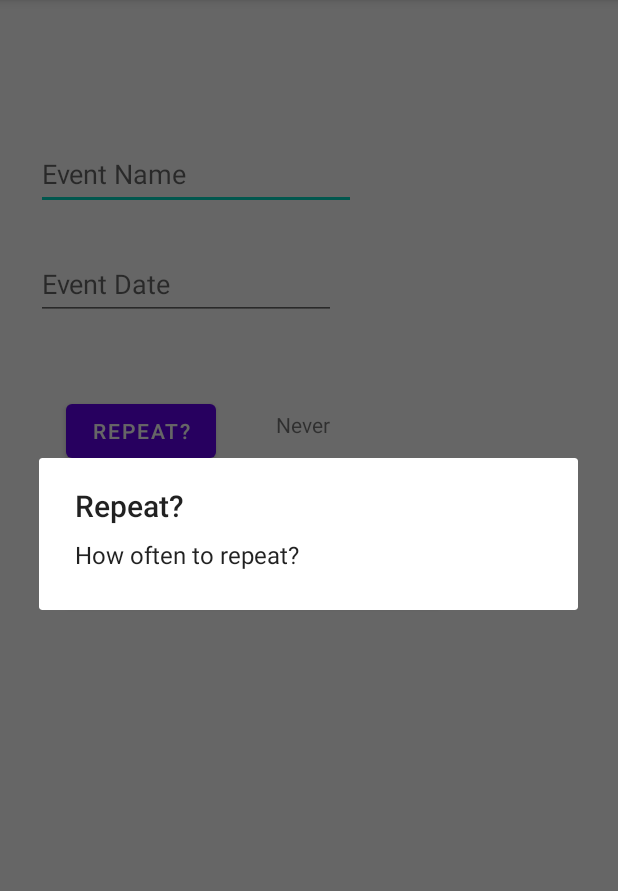
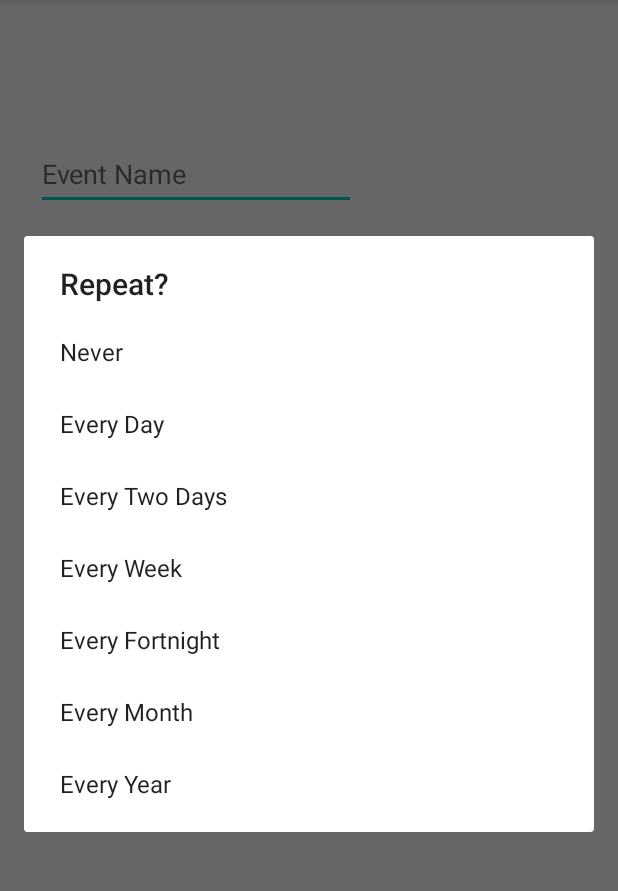
Before and after one commit to Caanite/Assignment3, an Android app: the EventAddActivity screen opened directly, with no data from a screen before it, after a tap on "REPEAT?", on a phone screen of 412 x 824 dp, the part 84-975 px from its top. Run offline under Robolectric (Android 15) with nearby library versions, the phone set to English and light mode, and no system bars.

Commit message:
Got everything working finally

```diff
--- a/MyApplicationAS3/app/build.gradle
+++ b/MyApplicationAS3/app/build.gradle
@@ -7,7 +7,7 @@ android {
 
     defaultConfig {
         applicationId "com.example.myapplicationas3"
-        minSdk 19
+        minSdk 29
         targetSdk 30
         versionCode 1
         versionName "1.0"
--- a/MyApplicationAS3/app/src/main/java/com/example/myapplicationas3/EventAddActivity.java
+++ b/MyApplicationAS3/app/src/main/java/com/example/myapplicationas3/EventAddActivity.java
@@ -41,4 +41,9 @@ public class EventAddActivity extends AppCompatActivity {
         op.show(getSupportFragmentManager(), "Example");
     }
 
+    public void setRepeatText(String repeatText)
+    {
+        repeatOptionText = findViewById(R.id.repeatOptionText);
+        repeatOptionText.setText(repeatText);
+    }
 }
--- a/MyApplicationAS3/app/src/main/java/com/example/myapplicationas3/OpenDialog.java
+++ b/MyApplicationAS3/app/src/main/java/com/example/myapplicationas3/OpenDialog.java
@@ -11,21 +11,21 @@ import androidx.appcompat.app.AppCompatDialogFragment;
 
 public class OpenDialog extends AppCompatDialogFragment {
     private String[] arrayTimeTexts;
-    private TextView repeatOptionText;
 
 
 
     public Dialog onCreateDialog(Bundle SavedInstanceState) {
-        AlertDialog.Builder builder = new AlertDialog.Builder(getActivity());
+        EventAddActivity activity = (EventAddActivity)getActivity();
+        AlertDialog.Builder builder = new AlertDialog.Builder(activity);
 
         Resources res = getResources();
 
         arrayTimeTexts = res.getStringArray(R.array.Time_array);
 
-        builder.setTitle(R.string.repeat).setMessage(R.string.repeatText).setItems(R.array.Time_array, new DialogInterface.OnClickListener() {
+        builder.setTitle(R.string.repeat).setItems(arrayTimeTexts, new DialogInterface.OnClickListener() {
             @Override
             public void onClick(DialogInterface dialog, int which) {
-                repeatOptionText.setText(arrayTimeTexts[which]);
+                activity.setRepeatText(arrayTimeTexts[which]);
             }
         });
 
```
